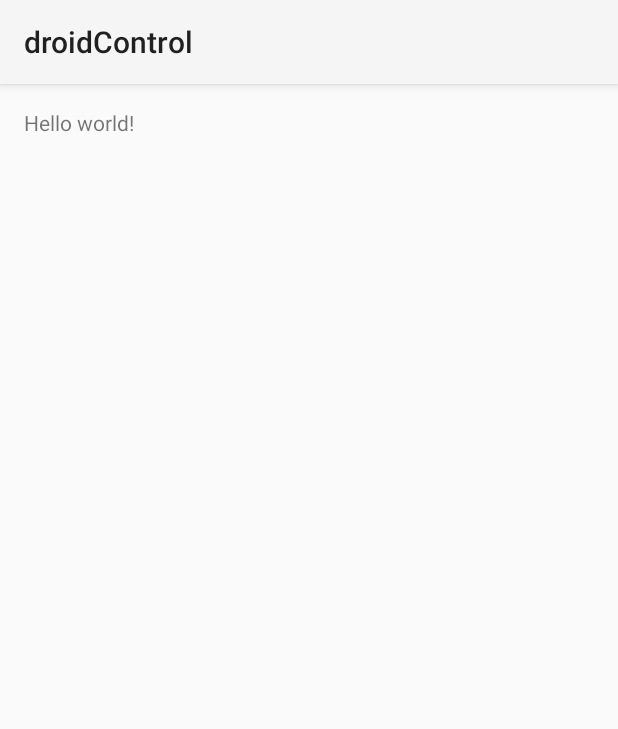
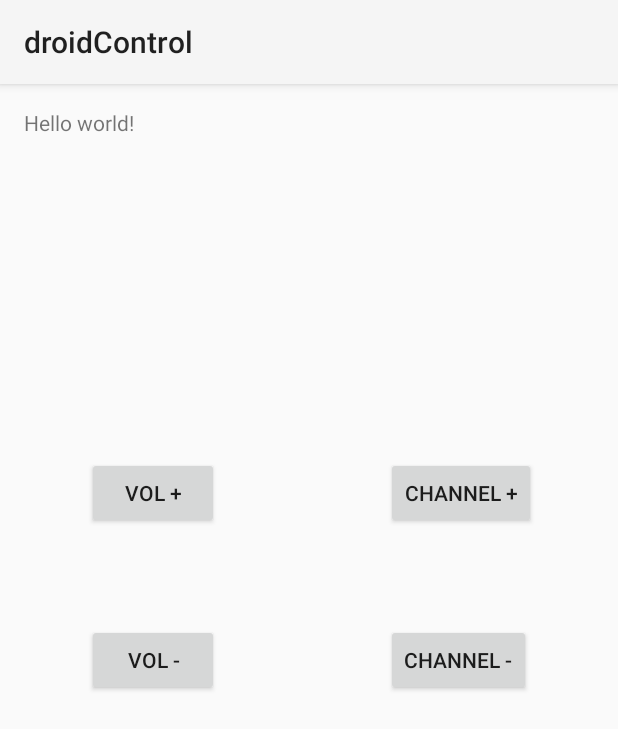
Before and after one commit to LeonardoVincente/droidControl, an Android app: the layout activity_main_control.xml on its own in the app's theme, with its tools: preview values and no code run, on a phone screen of 412 x 824 dp. Shown: the top 729 px of the screen. Run offline under Robolectric (Android 15) with nearby library versions, the phone set to English and light mode, and no system bars.

Commit message:
Changes To messaging system
Changes to messaging system between app and phone, minor changes to app
in watch

```diff
--- a/droidControl/mobile/src/main/res/layout/activity_main_control.xml
+++ b/droidControl/mobile/src/main/res/layout/activity_main_control.xml
@@ -7,6 +7,50 @@
     tools:context="com.example.leonzky.droidcontrol.mainControl">
 
     <TextView android:text="@string/hello_world" android:layout_width="wrap_content"
-        android:layout_height="wrap_content" />
+        android:layout_height="wrap_content"
+        android:id="@+id/textView3" />
+
+    <Button
+        android:layout_width="wrap_content"
+        android:layout_height="wrap_content"
+        android:text="vol +"
+        android:id="@+id/btnVolUp"
+        android:layout_above="@+id/btnVolDown"
+        android:layout_alignParentStart="true"
+        android:layout_marginStart="42dp"
+        android:layout_marginBottom="63dp"
+        android:onClick="changeVolUp"
+        />
+
+    <Button
+        android:layout_width="wrap_content"
+        android:layout_height="wrap_content"
+        android:text="Channel +"
+        android:id="@+id/btnChUp"
+        android:layout_alignTop="@+id/btnVolUp"
+        android:layout_alignStart="@+id/btnChDown"
+        android:onClick="changeChUp"
+        />
+
+    <Button
+        android:layout_width="wrap_content"
+        android:layout_height="wrap_content"
+        android:text="VOL -"
+        android:id="@+id/btnVolDown"
+        android:layout_centerVertical="true"
+        android:layout_alignStart="@+id/btnVolUp"
+        android:onClick="changeVolDown"
+        />
+
+    <Button
+        android:layout_width="wrap_content"
+        android:layout_height="wrap_content"
+        android:text="Channel -"
+        android:id="@+id/btnChDown"
+        android:layout_alignTop="@+id/btnVolDown"
+        android:layout_alignParentEnd="true"
+        android:layout_marginEnd="42dp"
+        android:onClick="changeChDown"
+        />
 
 </RelativeLayout>
```
Also changed, not shown: droidControl/mobile/src/main/java/com/example/leonzky/droidcontrol/mainControl.java (+18 -1 lines), droidControl/wear/src/main/res/layout/round_activity_main.xml (+36 -3 lines), 4 other files.
